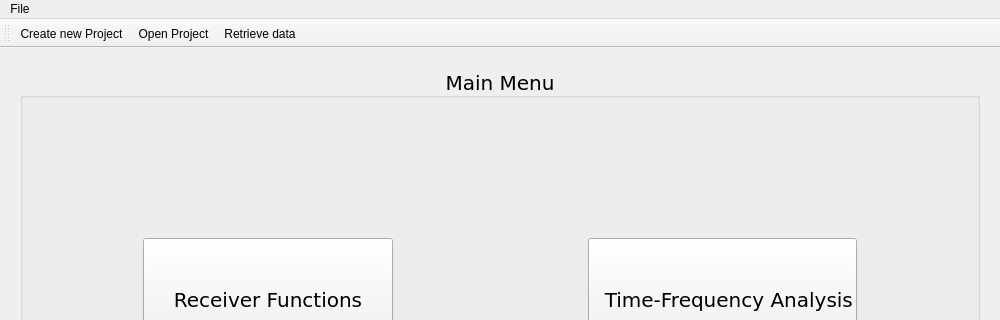
Old version of the form isp/resources/designer_uis/MainFrame.ui in the repository ProjectISP/ISP; both pictures show x 0 to 1000 and y 0 to 320 of the 1000 by 600 pixel window.
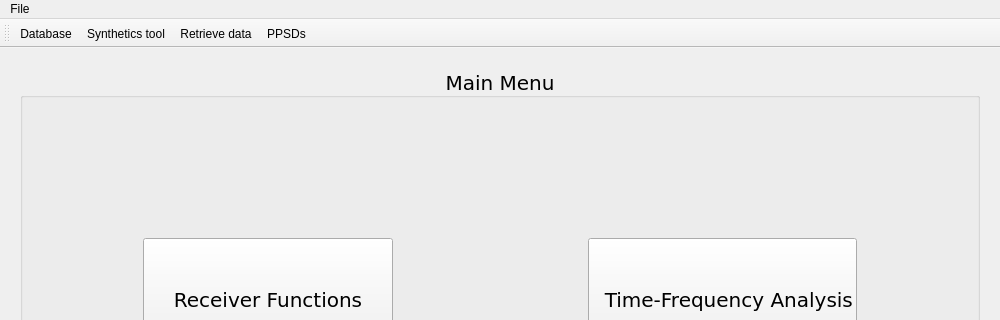
New version of the form. Icons and pictures are not drawn.

Commit message: 1. Image for PPSDs 2. Fixed some problems of Synthetics (added an example for moment tensor)

The edit to the form file:
```diff
--- a/isp/resources/designer_uis/MainFrame.ui
+++ b/isp/resources/designer_uis/MainFrame.ui
@@ -365,9 +365,10 @@
    <attribute name="toolBarBreak">
     <bool>false</bool>
    </attribute>
-   <addaction name="actionCreate_new_Project"/>
    <addaction name="actionOpen_Project"/>
+   <addaction name="actionCreate_new_Project"/>
    <addaction name="actionRetrieve_data"/>
+   <addaction name="actionPPSDs"/>
   </widget>
   <action name="actionOpen_Project">
    <property name="icon">
@@ -376,7 +377,7 @@
     </iconset>
    </property>
    <property name="text">
-    <string>Open Project</string>
+    <string>Database</string>
    </property>
   </action>
   <action name="actionCreate_new_Project">
@@ -386,7 +387,7 @@
     </iconset>
    </property>
    <property name="text">
-    <string>Create new Project</string>
+    <string>Synthetics tool</string>
    </property>
   </action>
   <action name="actionExit">
@@ -406,7 +407,7 @@
     </iconset>
    </property>
    <property name="text">
-    <string>Retrieve data</string>
+    <string> Retrieve data</string>
    </property>
   </action>
   <action name="actionPPSDs">
```
Left out of the diff: 7 changed lines with no effect on the pictures. The commit also changes 29 other files.
